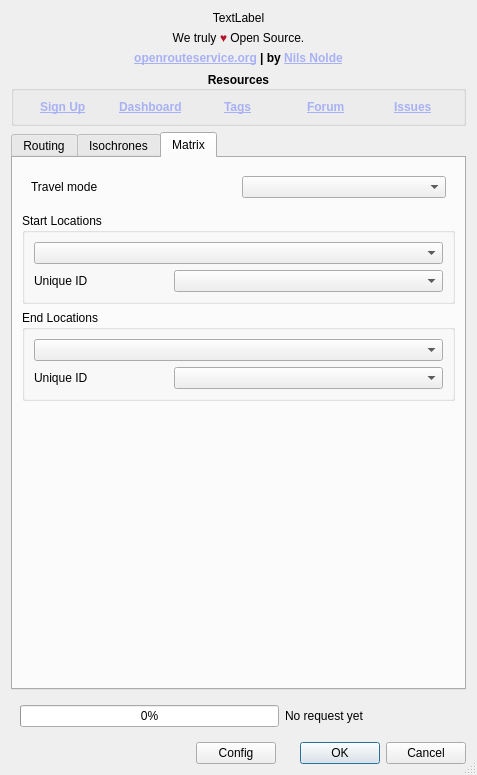
Old version of the form ORStools/gui/ORStoolsDialogUI.ui in the repository GIScience/orstools-qgis-plugin.
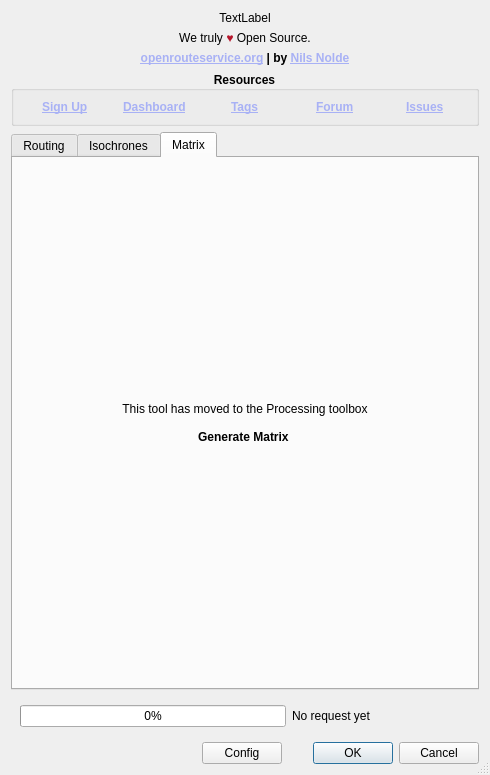
New version of the form. The open tabs and pages were chosen to show the change.

Commit message: finished entire refactoring and processing integration

What changed in the file:
```diff
--- a/ORStools/gui/ORStoolsDialogUI.ui
+++ b/ORStools/gui/ORStoolsDialogUI.ui
@@ -6,7 +6,7 @@
    <rect>
     <x>0</x>
     <y>0</y>
-    <width>477</width>
+    <width>490</width>
     <height>775</height>
    </rect>
   </property>
@@ -192,7 +192,7 @@
        </widget>
       </item>
       <item>
-       <widget class="QLabel" name="label_4">
+       <widget class="QLabel" name="quota_text">
         <property name="text">
          <string>No request yet</string>
         </property>
@@ -1162,108 +1162,20 @@
       <attribute name="title">
        <string>Matrix</string>
       </attribute>
-      <layout class="QVBoxLayout" name="verticalLayout_3" stretch="0,0,0,0">
+      <layout class="QVBoxLayout" name="verticalLayout_3" stretch="0">
        <item>
-        <widget class="QWidget" name="matrix_travel_group" native="true">
-         <layout class="QGridLayout" name="gridLayout_15">
-          <item row="0" column="1">
-           <widget class="QComboBox" name="matrix_travel_combo"/>
-          </item>
-          <item row="0" column="0">
-           <widget class="QLabel" name="matrix_travel_label">
-            <property name="text">
-             <string>Travel mode</string>
-            </property>
-           </widget>
-          </item>
-         </layout>
-        </widget>
-       </item>
-       <item>
-        <widget class="QGroupBox" name="matrix_start_group">
-         <property name="title">
-          <string>Start Locations</string>
+        <widget class="QLabel" name="label_4">
+         <property name="text">
+          <string>&lt;html&gt;
+&lt;center&gt;
+This tool has moved to the Processing toolbox
+&lt;br&gt;&lt;br&gt;
+&lt;b&gt;Generate Matrix&lt;/b&gt;
+&lt;/center&gt;
+&lt;/html&gt;</string>
          </property>
-         <layout class="QGridLayout" name="gridLayout_7" columnstretch="1,2">
-          <item row="3" column="1">
-           <widget class="QComboBox" name="matrix_start_id_combo">
-            <property name="enabled">
-             <bool>true</bool>
-            </property>
-           </widget>
-          </item>
-          <item row="3" column="0">
-           <widget class="QLabel" name="matrix_start_id_label">
-            <property name="text">
-             <string>Unique ID</string>
-            </property>
-           </widget>
-          </item>
-          <item row="0" column="0" colspan="2">
-           <widget class="QComboBox" name="matrix_start_combo">
-            <property name="enabled">
-             <bool>true</bool>
-            </property>
-            <property name="toolTip">
-             <string>Input Layer must be of type 'Point' </string>
-            </property>
-            <property name="whatsThis">
-             <string/>
-            </property>
-           </widget>
-          </item>
-         </layout>
         </widget>
        </item>
-       <item>
-        <widget class="QGroupBox" name="matrix_end_group">
-         <property name="title">
-          <string>End Locations</string>
-         </property>
-         <layout class="QGridLayout" name="gridLayout_16" columnstretch="1,2">
-          <item row="1" column="0">
-           <widget class="QLabel" name="matrix_end_id_label">
-            <property name="text">
-             <string>Unique ID</string>
-            </property>
-           </widget>
-          </item>
-          <item row="1" column="1">
-           <widget class="QComboBox" name="matrix_end_id_combo">
-            <property name="enabled">
-             <bool>true</bool>
-            </property>
-           </widget>
-          </item>
-          <item row="0" column="0" colspan="2">
-           <widget class="QComboBox" name="matrix_end_combo">
-            <property name="enabled">
-             <bool>true</bool>
-            </property>
-            <property name="toolTip">
-             <string>Input Layer must be of type 'Point' </string>
-            </property>
-            <property name="whatsThis">
-             <string/>
-            </property>
-           </widget>
-          </item>
-         </layout>
-        </widget>
-       </item>
-       <item>
-        <spacer name="verticalSpacer">
-         <property name="orientation">
-          <enum>Qt::Vertical</enum>
-         </property>
-         <property name="sizeHint" stdset="0">
-          <size>
-           <width>20</width>
-           <height>40</height>
-          </size>
-         </property>
-        </spacer>
-       </item>
       </layout>
      </widget>
     </widget>
```
Left out of the diff: 63 changed lines with no effect on the pictures. The commit also changes 26 other files.
